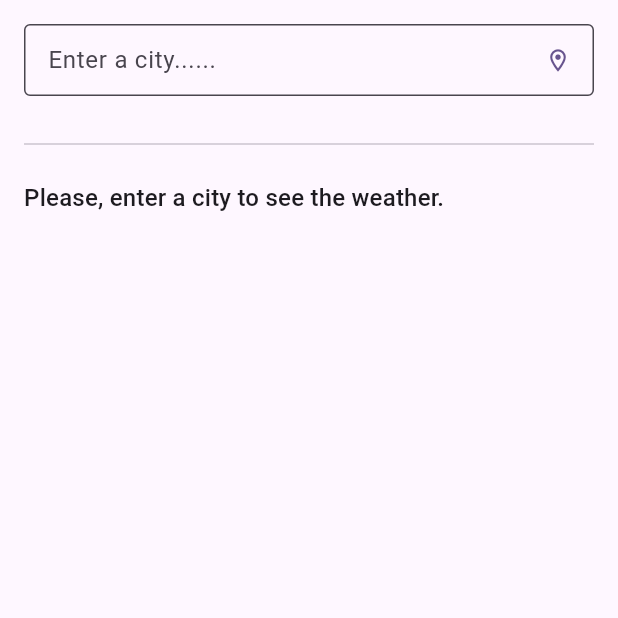
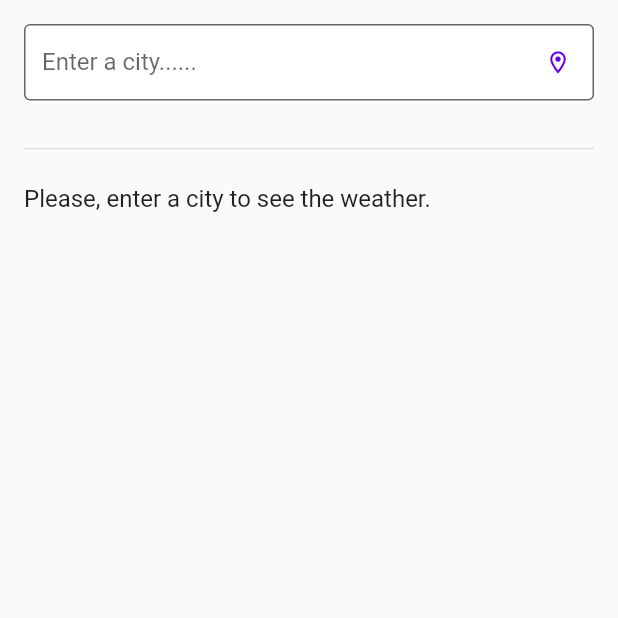
Before and after one commit to arielsardinha/weather-flutter, a Flutter app: the screen it shows after launch, on a phone screen of 412 x 824 dp, the top half of it. Run offline on Flutter 3.47's test engine with Material 2 defaults, Android fonts, the phone set to English and light mode, and no system bars; our stand-ins replace dio, geolocator, localization.

Commit message:
fix (home): corrigindo tema

```diff
--- a/lib/app/modules/home/view/home_view.dart
+++ b/lib/app/modules/home/view/home_view.dart
@@ -149,7 +149,8 @@ class _HomeViewState extends State<HomeView>
               ),
             ],
           );
-          }),
+        },
+      ),
     );
   }
 }
@@ -287,7 +288,7 @@ class InfoWeather extends StatelessWidget with DateFormatMixin {
           const SizedBox(height: 16),
           Text(
             "${weather.main.temp?.toStringAsFixed(1) ?? '-'}°C",
-            style: theme.textTheme.displayLarge,
+            style: theme.textTheme.displayMedium,
           ),
           const SizedBox(height: 8),
           if (weather.main.tempMin != null && weather.main.tempMax != null)
--- a/lib/main.dart
+++ b/lib/main.dart
@@ -3,6 +3,7 @@ import 'package:flutter_localizations/flutter_localizations.dart';
 import 'package:open_weather_map/app/router/pages.dart';
 import 'package:open_weather_map/app/router/routers.dart';
 import 'package:localization/localization.dart';
+import 'package:open_weather_map/themes/theme.dart';
 
 void main() {
   runApp(const MyApp());
@@ -33,10 +34,8 @@ class _MyAppState extends State<MyApp> {
         Locale('pt', 'BR'),
         Locale('en', 'US'),
       ],
-      theme: ThemeData(
-        colorScheme: ColorScheme.fromSeed(seedColor: Colors.deepPurple),
-        useMaterial3: true,
-      ),
+      theme: CustomTheme.themeDataLight,
+      darkTheme: CustomTheme.themeDataDark,
       initialRoute: Routes.HOME,
       routes: AppRoutes.routes,
     );
--- /dev/null
+++ b/lib/themes/theme.dart
@@ -0,0 +1,10 @@
+import 'package:flutter/material.dart';
+
+sealed class CustomTheme {
+  static final themeDataLight = ThemeData(
+    colorScheme: const ColorScheme.light(),
+  );
+  static final themeDataDark = ThemeData(
+    colorScheme: const ColorScheme.dark(),
+  );
+}
```
Lines whose indentation alone changed are shown as unchanged.
